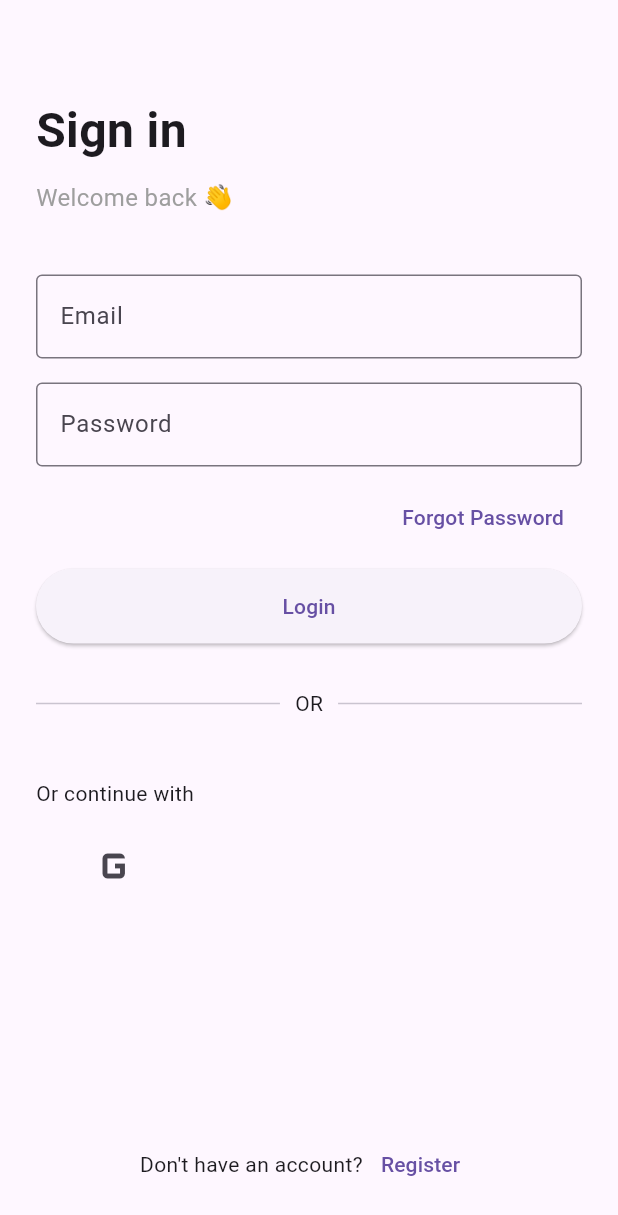
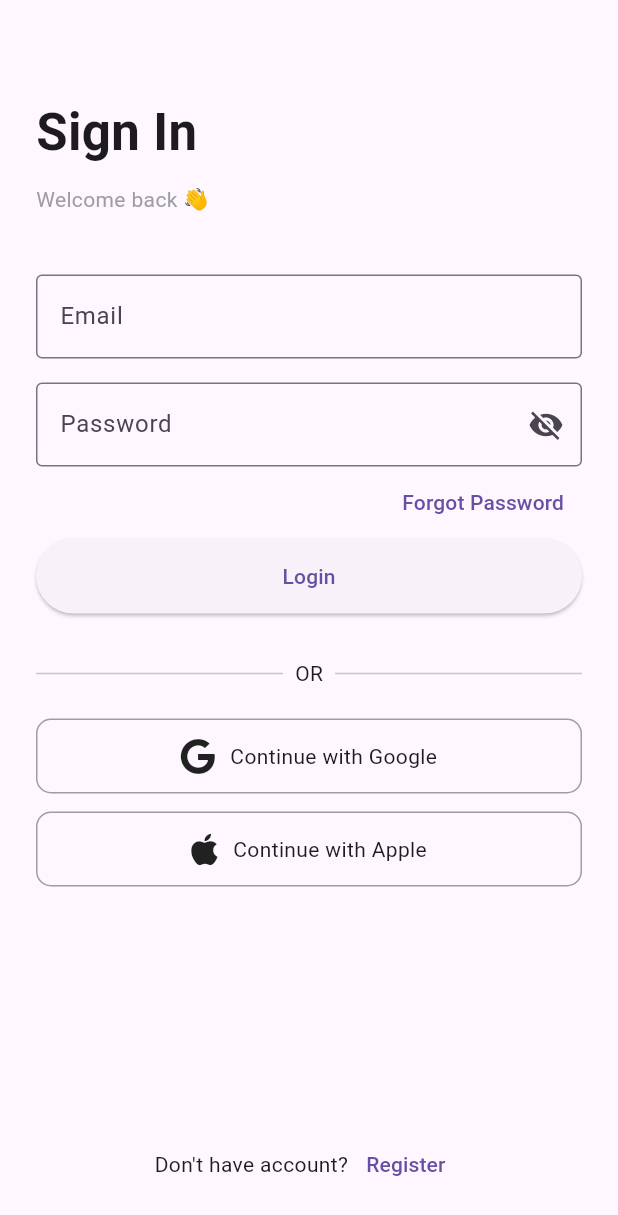
Before and after one commit to MahmoudNasser00/flutter_firebase_auth_template, a Flutter app: the screen it shows after launch, on a phone screen of 412 x 824 dp. Shown: the top 1215 px of the screen. Run offline on Flutter 3.47's test engine with Material 3 defaults, Android fonts, the phone set to English and light mode, and no system bars; our stand-ins replace equatable, firebase_auth, flutter_bloc, font_awesome_flutter, google_sign_in; accounts and stored records are empty.

Commit message:
Refactor authentication flow and implement home view
- Replace BLoC-based authentication in views with direct `FirebaseAuth` calls for login, registration, and password reset.
- Add `HomeView` to display user information and handle sign-out.
- Implement `Validators` utility for email and password validation.
- Create reusable `PasswordField` and `SocialButtons` widgets.
- Update `LoginView` and `RegisterView` with `Form` validation and improved UI layouts.
- Update `main.dart` to handle initial routing based on the current authentication state.
- Add `font_awesome_flutter` dependency for social login icons.

```diff
--- a/lib/features/auth/views/login_view.dart
+++ b/lib/features/auth/views/login_view.dart
@@ -1,10 +1,11 @@
+import 'package:firebase_auth/firebase_auth.dart';
 import 'package:flutter/material.dart';
 import 'package:flutter_bloc/flutter_bloc.dart';
-
-import '../../../core/widgets/custom_button.dart';
+import '../../../core/utils/validators.dart';
+import '../../home/home_view.dart';
 import '../cubit/auth_cubit.dart';
-import '../cubit/auth_state.dart';
-import '../widgets/social_login.dart';
+import '../widgets/password_field.dart';
+import '../widgets/social_buttons.dart';
 import 'register_view.dart';
 import 'forgot_password_view.dart';
 
@@ -16,6 +17,7 @@ class LoginView extends StatefulWidget {
 }
 
 class _LoginViewState extends State<LoginView> {
+  final formKey = GlobalKey<FormState>();
   final email = TextEditingController();
   final password = TextEditingController();
 
@@ -25,43 +27,30 @@ class _LoginViewState extends State<LoginView> {
       body: SafeArea(
         child: Padding(
           padding: const EdgeInsets.all(24),
-          child: BlocConsumer<AuthCubit, AuthState>(
-            listener: (context, state) {
-              if (state is AuthSuccess) {
-                ScaffoldMessenger.of(
-                  context,
-                ).showSnackBar(const SnackBar(content: Text("Login Success")));
-              }
-
-              if (state is AuthError) {
-                ScaffoldMessenger.of(
-                  context,
-                ).showSnackBar(SnackBar(content: Text(state.message)));
-              }
-            },
-
-            builder: (context, state) {
-              return Column(
+          child: Form(
+            key: formKey,
+            child: Column(
               crossAxisAlignment: CrossAxisAlignment.start,
               children: [
                 const SizedBox(height: 40),
 
                 const Text(
-                    "Sign in",
-                    style: TextStyle(fontSize: 32, fontWeight: FontWeight.bold),
+                  "Sign In",
+                  style: TextStyle(fontSize: 34, fontWeight: FontWeight.bold),
                 ),
 
                 const SizedBox(height: 10),
 
                 const Text(
                   "Welcome back 👋",
-                    style: TextStyle(fontSize: 16, color: Colors.grey),
+                  style: TextStyle(color: Colors.grey),
                 ),
 
                 const SizedBox(height: 40),
 
-                  TextField(
+                TextFormField(
                   controller: email,
+                  validator: Validators.email,
                   decoration: const InputDecoration(
                     labelText: "Email",
                     border: OutlineInputBorder(),
@@ -70,16 +59,7 @@ class _LoginViewState extends State<LoginView> {
 
                 const SizedBox(height: 16),
 
-                  TextField(
-                    controller: password,
-                    obscureText: true,
-                    decoration: const InputDecoration(
-                      labelText: "Password",
-                      border: OutlineInputBorder(),
-                    ),
-                  ),
-
-                  const SizedBox(height: 10),
+                PasswordField(controller: password),
 
                 Align(
                   alignment: Alignment.centerRight,
@@ -96,17 +76,32 @@ class _LoginViewState extends State<LoginView> {
                   ),
                 ),
 
-                  const SizedBox(height: 10),
+                SizedBox(
+                  width: double.infinity,
+                  height: 50,
+                  child: ElevatedButton(
+                    child: const Text("Login"),
+                    onPressed: () async {
+                      if (formKey.currentState!.validate()) {
+                        try {
+                          await FirebaseAuth.instance
+                              .signInWithEmailAndPassword(
+                                email: email.text,
+                                password: password.text,
+                              );
 
-                  CustomButton(
-                    text: "Login",
-                    loading: state is AuthLoading,
-                    onPressed: () {
-                      context.read<AuthCubit>().login(
-                        email.text,
-                        password.text,
+                          Navigator.pushReplacement(
+                            context,
+                            MaterialPageRoute(builder: (_) => const HomeView()),
                           );
+                        } catch (e) {
+                          ScaffoldMessenger.of(
+                            context,
+                          ).showSnackBar(SnackBar(content: Text(e.toString())));
+                        }
+                      }
                     },
+                  ),
                 ),
 
                 const SizedBox(height: 30),
@@ -115,7 +110,7 @@ class _LoginViewState extends State<LoginView> {
                   children: [
                     Expanded(child: Divider()),
                     Padding(
-                        padding: EdgeInsets.symmetric(horizontal: 10),
+                      padding: EdgeInsets.symmetric(horizontal: 8),
                       child: Text("OR"),
                     ),
                     Expanded(child: Divider()),
@@ -124,15 +119,23 @@ class _LoginViewState extends State<LoginView> {
 
                 const SizedBox(height: 20),
 
-                  const SocialLogin(),
+                SocialButtons(
+                  onGoogle: () {
+                    context.read<AuthCubit>().googleLogin();
+                    print("Google login pressed");
+                  },
 
+                  onApple: () {
+                    context.read<AuthCubit>().googleLogin();
+                    print("Apple login pressed");
+                  },
+                ),
                 const Spacer(),
 
                 Row(
                   mainAxisAlignment: MainAxisAlignment.center,
                   children: [
-                      const Text("Don't have an account?"),
-
+                    const Text("Don't have account?"),
                     TextButton(
                       child: const Text("Register"),
                       onPressed: () {
@@ -147,8 +150,7 @@ class _LoginViewState extends State<LoginView> {
                   ],
                 ),
               ],
-              );
-            },
+            ),
           ),
         ),
       ),
--- /dev/null
+++ b/lib/features/auth/widgets/password_field.dart
@@ -0,0 +1,35 @@
+
+import 'package:flutter/material.dart';
+
+class PasswordField extends StatefulWidget {
+  final TextEditingController controller;
+
+  const PasswordField({super.key, required this.controller});
+
+  @override
+  State<PasswordField> createState() => _PasswordFieldState();
+}
+
+class _PasswordFieldState extends State<PasswordField> {
+  bool obscure = true;
+
+  @override
+  Widget build(BuildContext context) {
+    return TextField(
+      controller: widget.controller,
+      obscureText: obscure,
+      decoration: InputDecoration(
+        labelText: "Password",
+        border: const OutlineInputBorder(),
+        suffixIcon: IconButton(
+          icon: Icon(obscure ? Icons.visibility_off : Icons.visibility),
+          onPressed: () {
+            setState(() {
+              obscure = !obscure;
+            });
+          },
+        ),
+      ),
+    );
+  }
+}
--- /dev/null
+++ b/lib/features/auth/widgets/social_buttons.dart
@@ -0,0 +1,58 @@
+import 'package:flutter/material.dart';
+import 'package:font_awesome_flutter/font_awesome_flutter.dart';
+
+class SocialButtons extends StatelessWidget {
+  final VoidCallback onGoogle;
+  final VoidCallback onApple;
+
+  const SocialButtons({
+    super.key,
+    required this.onGoogle,
+    required this.onApple,
+  });
+
+  Widget button({
+    required IconData icon,
+    required String text,
+    required VoidCallback onTap,
+  }) {
+    return GestureDetector(
+      onTap: onTap,
+
+      child: Container(
+        width: double.infinity,
+        height: 50,
+        decoration: BoxDecoration(
+          borderRadius: BorderRadius.circular(10),
+          border: Border.all(color: Colors.grey),
+        ),
+
+        child: Row(
+          mainAxisAlignment: MainAxisAlignment.center,
+          children: [FaIcon(icon), const SizedBox(width: 10), Text(text)],
+        ),
+      ),
+    );
+  }
+
+  @override
+  Widget build(BuildContext context) {
+    return Column(
+      children: [
+        button(
+          icon: FontAwesomeIcons.google,
+          text: "Continue with Google",
+          onTap: onGoogle,
+        ),
+
+        const SizedBox(height: 12),
+
+        button(
+          icon: FontAwesomeIcons.apple,
+          text: "Continue with Apple",
+          onTap: onApple,
+        ),
+      ],
+    );
+  }
+}
--- a/lib/main.dart
+++ b/lib/main.dart
@@ -1,38 +1,23 @@
+import 'package:flutter/material.dart';
+import 'package:firebase_auth/firebase_auth.dart';
 
-import 'package:flutter/material.dart';
-import 'package:flutter_bloc/flutter_bloc.dart';
-import 'package:firebase_core/firebase_core.dart';
+import 'features/auth/views/login_view.dart';
+import 'features/home/home_view.dart';
 
-import 'core/services/firebase_auth_service.dart';
-import 'features/auth/data/datasources/auth_remote_datasource.dart';
-import 'features/auth/data/repositories/auth_repository_impl.dart';
-import 'features/auth/cubit/auth_cubit.dart';
-import 'features/auth/views/login_view.dart';
-
-void main() async {
-  WidgetsFlutterBinding.ensureInitialized();
-  await Firebase.initializeApp();
-
-  final service = FirebaseAuthService();
-  final datasource = AuthRemoteDatasource(service);
-  final repository = AuthRepositoryImpl(datasource);
-
-  runApp(MyApp(repository: repository));
+void main() {
+  runApp(const MyApp());
 }
 
 class MyApp extends StatelessWidget {
-  final AuthRepositoryImpl repository;
-
-  const MyApp({super.key, required this.repository});
+  const MyApp({super.key});
 
   @override
   Widget build(BuildContext context) {
-    return BlocProvider(
-      create: (_) => AuthCubit(repository),
-      child: const MaterialApp(
-        debugShowCheckedModeBanner: false,
-        home: LoginView(),
-      ),
+    return MaterialApp(
+      debugShowCheckedModeBanner: false,
+      home: FirebaseAuth.instance.currentUser == null
+          ? const LoginView()
+          : const HomeView(),
     );
   }
 }
--- a/pubspec.yaml
+++ b/pubspec.yaml
@@ -39,6 +39,7 @@ dependencies:
   google_sign_in: ^6.2.1
   flutter_bloc: ^9.1.1
   equatable: ^2.0.8
+  font_awesome_flutter: 10.7.0
 
 dev_dependencies:
   flutter_test:
```
Also changed, not shown: lib/core/utils/validators.dart (added, +20 -0 lines), lib/features/auth/views/forgot_password_view.dart (+22 -11 lines), lib/features/auth/views/register_view.dart (+38 -17 lines), lib/features/home/home_view.dart (added, +47 -0 lines), pubspec.lock. Lines whose indentation alone changed are shown as unchanged.
